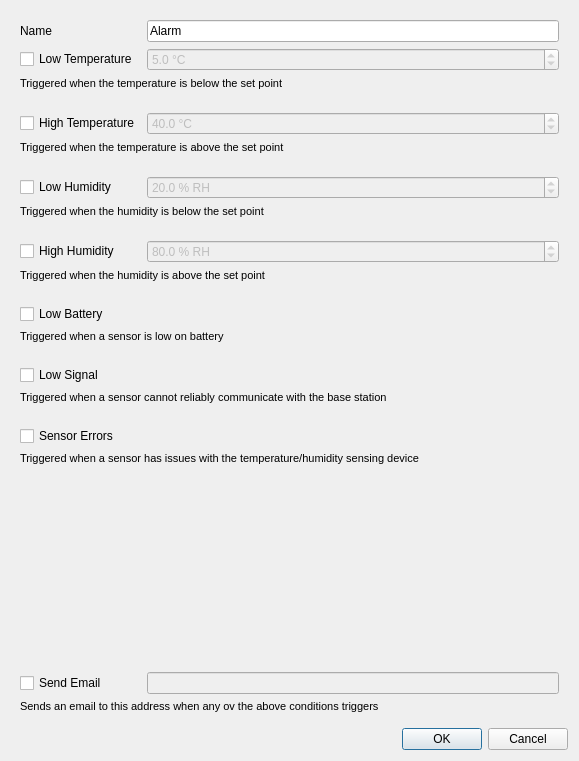
Qt form manager/src/NewAlarmDialog.ui (porkmarks/sense) before a commit.
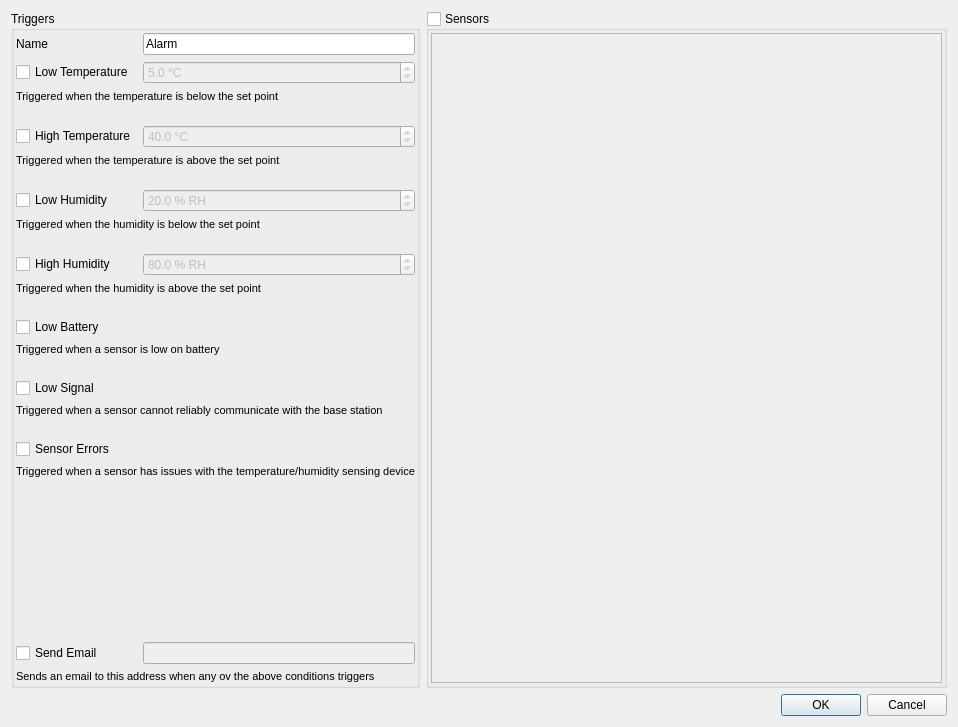
The same form after that commit. Icons and pictures are not drawn.

Commit message: Comms with base station working Alarms support sensor filtering now Sorting for measurements

Patch:
```diff
--- a/manager/src/NewAlarmDialog.ui
+++ b/manager/src/NewAlarmDialog.ui
@@ -6,8 +6,8 @@
    <rect>
     <x>0</x>
     <y>0</y>
-    <width>579</width>
-    <height>761</height>
+    <width>958</width>
+    <height>727</height>
    </rect>
   </property>
   <property name="windowTitle">
@@ -15,8 +15,38 @@
   </property>
   <layout class="QVBoxLayout" name="verticalLayout">
    <item>
-    <widget class="QWidget" name="widget" native="true">
+    <widget class="QWidget" name="widget_3" native="true">
+     <layout class="QHBoxLayout" name="horizontalLayout" stretch="0,100">
+      <property name="leftMargin">
+       <number>0</number>
+      </property>
+      <property name="topMargin">
+       <number>0</number>
+      </property>
+      <property name="rightMargin">
+       <number>0</number>
+      </property>
+      <property name="bottomMargin">
+       <number>0</number>
+      </property>
+      <item>
+       <widget class="QGroupBox" name="groupBox">
+        <property name="title">
+         <string>Triggers</string>
+        </property>
      <layout class="QGridLayout" name="gridLayout">
+         <property name="leftMargin">
+          <number>2</number>
+         </property>
+         <property name="topMargin">
+          <number>2</number>
+         </property>
+         <property name="rightMargin">
+          <number>2</number>
+         </property>
+         <property name="bottomMargin">
+          <number>2</number>
+         </property>
       <item row="13" column="0">
        <widget class="QCheckBox" name="lowBatteryWatch">
         <property name="text">
@@ -414,6 +444,39 @@
     </widget>
    </item>
    <item>
+       <widget class="QGroupBox" name="sensorGroup">
+        <property name="title">
+         <string>Sensors</string>
+        </property>
+        <property name="checkable">
+         <bool>true</bool>
+        </property>
+        <property name="checked">
+         <bool>false</bool>
+        </property>
+        <layout class="QVBoxLayout" name="verticalLayout_2" stretch="0">
+         <property name="leftMargin">
+          <number>2</number>
+         </property>
+         <property name="topMargin">
+          <number>2</number>
+         </property>
+         <property name="rightMargin">
+          <number>2</number>
+         </property>
+         <property name="bottomMargin">
+          <number>2</number>
+         </property>
+         <item>
+          <widget class="QTreeView" name="sensorList"/>
+         </item>
+        </layout>
+       </widget>
+      </item>
+     </layout>
+    </widget>
+   </item>
+   <item>
     <widget class="QDialogButtonBox" name="buttonBox">
      <property name="orientation">
       <enum>Qt::Horizontal</enum>
```
Left out of the diff: 82 changed lines with no effect on the pictures. Lines whose indentation alone changed are shown as unchanged. The commit also changes 14 other files.
